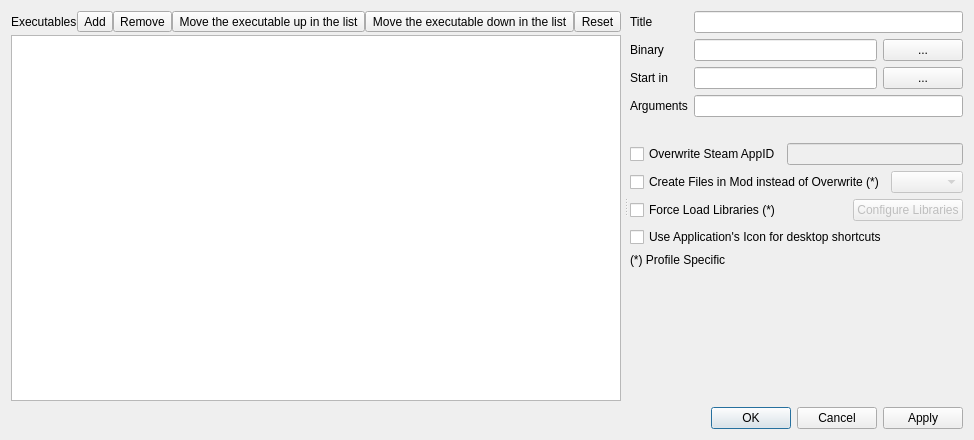
Above: modorganizer/src/editexecutablesdialog.ui from Holt59/mo2-merge before the change. Below: the same form after it.
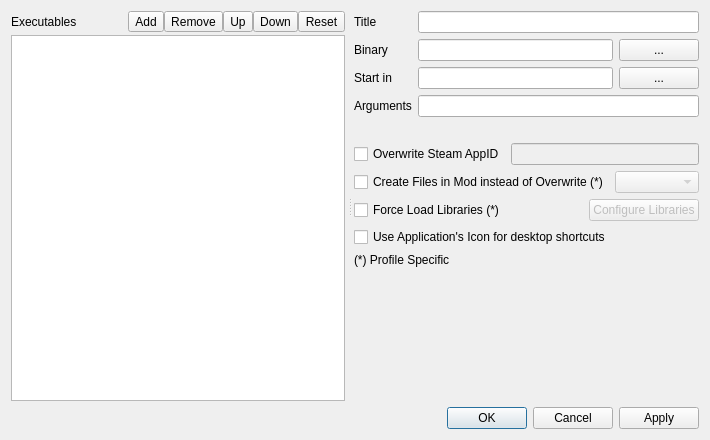
That is the form after the change. Icons and pictures are not drawn.

Commit message: [modorganizer] remove whitespace from executable names add from binary, clone

The edit to the form file:
```diff
--- a/modorganizer/src/editexecutablesdialog.ui
+++ b/modorganizer/src/editexecutablesdialog.ui
@@ -106,6 +106,9 @@
                <iconset resource="resources.qrc">
                 <normaloff>:/MO/gui/add</normaloff>:/MO/gui/add</iconset>
               </property>
+              <property name="popupMode">
+               <enum>QToolButton::InstantPopup</enum>
+              </property>
              </widget>
             </item>
             <item>
@@ -140,7 +143,7 @@
                <string>Move the executable up in the list</string>
               </property>
               <property name="text">
-               <string>Move the executable up in the list</string>
+               <string>Up</string>
               </property>
               <property name="icon">
                <iconset resource="resources.qrc">
@@ -160,7 +163,7 @@
                <string>Move the executable down in the list</string>
               </property>
               <property name="text">
-               <string>Move the executable down in the list</string>
+               <string>Down</string>
               </property>
               <property name="icon">
                <iconset resource="resources.qrc">
```
The commit also changes 2 other files.
